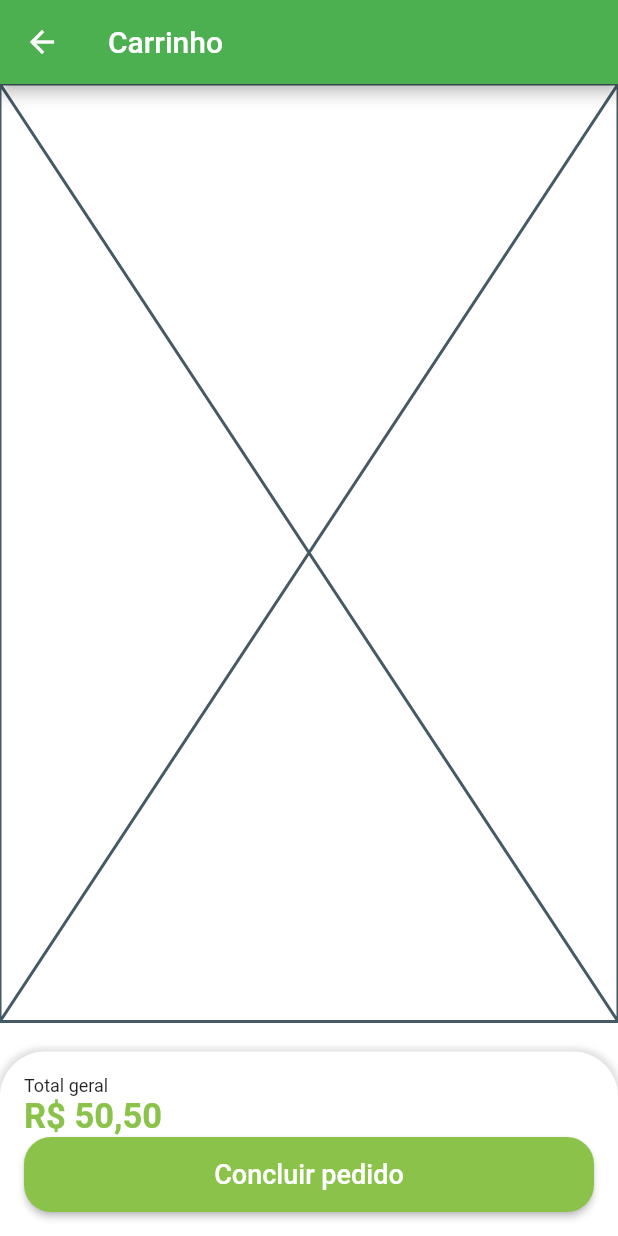
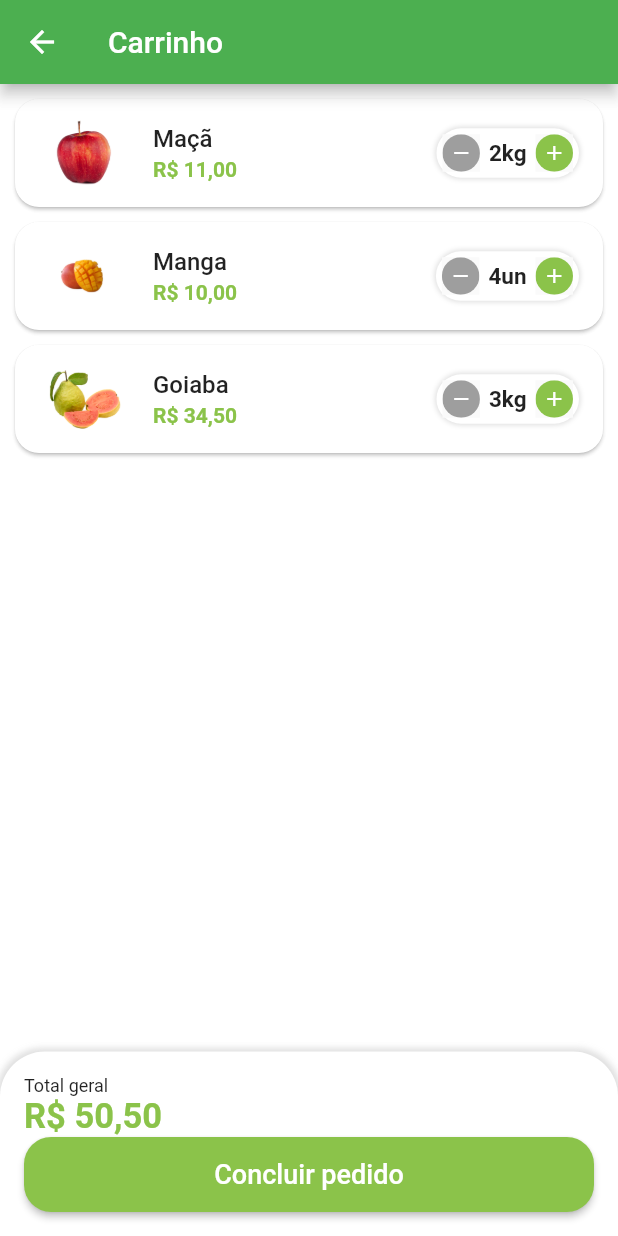
Before and after one commit to John-Rocha/greengrocer, a Flutter app: the CartTab screen opened directly, on a phone screen of 412 x 824 dp. Run offline on Flutter 3.47's test engine with Material 2 defaults, Android fonts, the phone set to English and light mode, and no system bars; our stand-ins replace animated_text_kit, badges, mask_text_input_formatter.

Commit message:
feat: created cart tile

```diff
--- a/lib/src/data/app_data.dart
+++ b/lib/src/data/app_data.dart
@@ -1,3 +1,4 @@
+import 'package:greengrocer/src/models/cart_item_model.dart';
 import 'package:greengrocer/src/models/item_model.dart';
 
 ItemModel apple = ItemModel(
@@ -71,3 +72,9 @@ List<String> categories = [
   'Temperos',
   'Cereais',
 ];
+
+List<CartItemModel> cartItems = [
+  CartItemModel(item: apple, quantity: 2),
+  CartItemModel(item: mango, quantity: 4),
+  CartItemModel(item: guava, quantity: 3),
+];
--- /dev/null
+++ b/lib/src/models/cart_item_model.dart
@@ -0,0 +1,13 @@
+import 'package:greengrocer/src/models/item_model.dart';
+
+class CartItemModel {
+  final ItemModel item;
+  final int quantity;
+
+  CartItemModel({
+    required this.item,
+    required this.quantity,
+  });
+
+  double totalPrice() => item.price * quantity;
+}
--- a/lib/src/pages/cart/cart_tab.dart
+++ b/lib/src/pages/cart/cart_tab.dart
@@ -1,6 +1,10 @@
+// ignore_for_file: library_prefixes
+
 import 'package:flutter/material.dart';
 import 'package:greengrocer/src/config/custom_colors.dart';
+import 'package:greengrocer/src/pages/cart/components/cart_tile.dart';
 import 'package:greengrocer/src/services/utils_services.dart';
+import 'package:greengrocer/src/data/app_data.dart' as appData;
 
 class CartTab extends StatelessWidget {
   const CartTab({Key? key}) : super(key: key);
@@ -13,10 +17,14 @@ class CartTab extends StatelessWidget {
       ),
       body: Column(
         children: [
-          const Expanded(
-            child: Placeholder(),
+          Expanded(
+            child: ListView.builder(
+              itemCount: appData.cartItems.length,
+              itemBuilder: (_, index) {
+                return CartTile(cartItem: appData.cartItems[index]);
+              },
+            ),
           ),
-          const SizedBox(height: 20),
           Container(
             padding: const EdgeInsets.all(16),
             decoration: BoxDecoration(
--- /dev/null
+++ b/lib/src/pages/cart/components/cart_tile.dart
@@ -0,0 +1,52 @@
+import 'package:flutter/material.dart';
+import 'package:greengrocer/src/config/custom_colors.dart';
+import 'package:greengrocer/src/data/app_data.dart';
+import 'package:greengrocer/src/models/cart_item_model.dart';
+
+import 'package:greengrocer/src/models/item_model.dart';
+import 'package:greengrocer/src/pages/commom_widgets/quantity_widget.dart';
+import 'package:greengrocer/src/services/utils_services.dart';
+
+class CartTile extends StatelessWidget {
+  const CartTile({
+    Key? key,
+    required this.cartItem,
+  }) : super(key: key);
+
+  final CartItemModel cartItem;
+
+  @override
+  Widget build(BuildContext context) {
+    return Card(
+      margin: const EdgeInsets.fromLTRB(10, 10, 10, 0),
+      shape: RoundedRectangleBorder(
+        borderRadius: BorderRadius.circular(16),
+      ),
+      child: ListTile(
+        leading: Image.asset(
+          cartItem.item.imgUrl,
+          height: 60,
+          width: 60,
+        ),
+        title: Text(
+          cartItem.item.itemName,
+          style: const TextStyle(
+            fontWeight: FontWeight.w500,
+          ),
+        ),
+        subtitle: Text(
+          UtilsServices.priceToCurrency(cartItem.totalPrice()),
+          style: TextStyle(
+            color: CustomColors.customSwatchColor,
+            fontWeight: FontWeight.bold,
+          ),
+        ),
+        trailing: QuantityWidget(
+          value: cartItem.quantity,
+          sufixText: cartItem.item.unit,
+          result: (quantity) {},
+        ),
+      ),
+    );
+  }
+}
--- a/lib/src/pages/commom_widgets/quantity_widget.dart
+++ b/lib/src/pages/commom_widgets/quantity_widget.dart
@@ -30,6 +30,7 @@ class QuantityWidget extends StatelessWidget {
         ],
       ),
       child: Row(
+        mainAxisSize: MainAxisSize.min,
         children: [
           _QuantityButton(
             color: Colors.grey,
```
